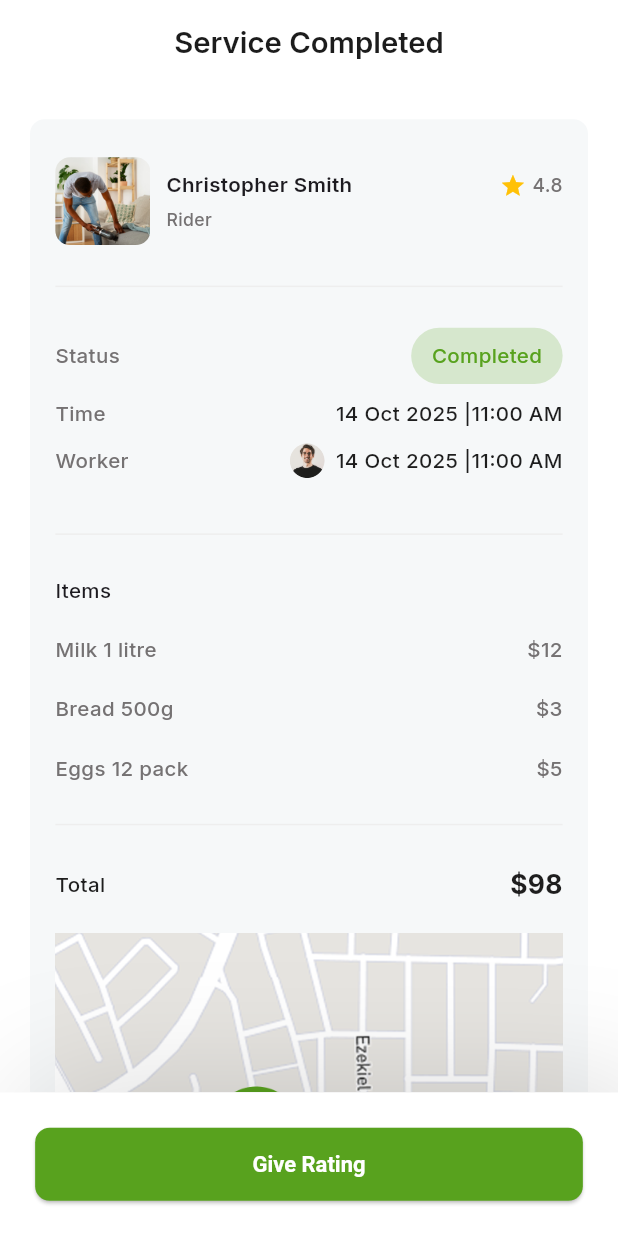
After one commit to Uzair-flutter/Gopher, a Flutter app: the ServiceCompletedScreen screen opened by its route, on a phone screen of 412 x 824 dp. The commit adds this screen. Run offline on Flutter 3.47's test engine with Material 3 defaults, Android fonts, the phone set to English and light mode, and no system bars; our stand-ins replace carousel_slider, country_picker, flutter_screenutil, flutter_svg, google_fonts, iconsax and 3 more; missing offline and left inert: syncfusion_flutter_core; accounts and stored records are empty.

Commit message:
feat: Add Rating and Service Completed screens, update routing and dialogs

```diff
--- a/lib/route_generator.dart
+++ b/lib/route_generator.dart
@@ -19,6 +19,7 @@ import 'package:gopher/screens/lanuch_screen.dart';
 import 'package:gopher/screens/login_screen.dart';
 import 'package:gopher/screens/notification_screen.dart';
 import 'package:gopher/screens/privacy_policy_screen.dart';
+import 'package:gopher/screens/rating_screen.dart';
 import 'package:gopher/screens/register_your_details_screen.dart'
     show RegisterYourDetailsScreen;
 import 'package:gopher/screens/ride_detail_screen.dart';
@@ -26,6 +27,7 @@ import 'package:gopher/screens/search_for_rider_screen.dart';
 import 'package:gopher/screens/select_gopher_screen.dart';
 import 'package:gopher/screens/select_service_screen.dart';
 import 'package:gopher/screens/service_booking_screen.dart';
+import 'package:gopher/screens/service_completed_screen.dart';
 import 'package:gopher/screens/splash_screen.dart';
 import 'package:gopher/screens/successfully_created_screen.dart';
 import 'package:gopher/screens/terms_and_condition_screen.dart';
@@ -69,6 +71,8 @@ const String rideDetailScreen = '/ride_detail_screen';
 const String allServicesScreen = '/all_services_screen';
 const String eReceiptScreen = '/e_receipt_screen';
 const String bookingReviewScreen = '/booking_review_screen';
+const String serviceCompletedScreen = '/service_completed_screen';
+const String ratingScreen = '/rating_screen';
 
 class RouteGenerator {
   static Route<dynamic> generateRoute(RouteSettings settings) {
@@ -240,6 +244,16 @@ class RouteGenerator {
           settings: RouteSettings(name: allServicesScreen),
           builder: (_) => ServiceScreen(),
         );
+      case serviceCompletedScreen:
+        return MaterialPageRoute(
+          settings: RouteSettings(name: serviceCompletedScreen),
+          builder: (_) => const ServiceCompletedScreen(),
+        );
+        case ratingScreen:
+        return MaterialPageRoute(
+          settings: RouteSettings(name: ratingScreen),
+          builder: (_) => const RatingScreen(),
+        );
       default:
         return _errorRoute();
     }
--- /dev/null
+++ b/lib/screens/service_completed_screen.dart
@@ -0,0 +1,299 @@
+import 'package:flutter/material.dart';
+import 'package:flutter_screenutil/flutter_screenutil.dart';
+import 'package:gopher/route_generator.dart';
+import 'package:gopher/utils/assets.dart';
+import 'package:gopher/utils/color_constant.dart';
+import 'package:gopher/widgets/bottom_shadow_bar.dart';
+
+class ServiceCompletedScreen extends StatelessWidget {
+  const ServiceCompletedScreen({super.key});
+
+  @override
+  Widget build(BuildContext context) {
+    return Scaffold(
+      appBar: AppBar(
+        automaticallyImplyLeading: false,
+        centerTitle: true,
+        title: Text(
+          'Service Completed',
+          style: TextStyle(fontSize: 20.sp, fontWeight: FontWeight.w600),
+        ),
+      ),
+      body: Padding(
+        padding: const EdgeInsets.symmetric(horizontal: 20.0),
+        child: SingleChildScrollView(
+          child: Column(
+            children: [
+              SizedBox(height: 24.h),
+              Container(
+                padding: EdgeInsets.symmetric(horizontal: 16.w, vertical: 26.h),
+                decoration: BoxDecoration(
+                  color: AppColors.textFieldFillColor,
+                  borderRadius: BorderRadius.circular(10.r),
+                ),
+                child: Column(
+                  crossAxisAlignment: CrossAxisAlignment.start,
+                  children: [
+                    profileBar(),
+                    SizedBox(height: 20.h),
+                    Divider(color: Colors.grey[200]!),
+                    SizedBox(height: 20.h),
+                    statusBar(),
+                    SizedBox(height: 10.h),
+                    timeBar(),
+                    SizedBox(height: 10.h),
+                    workerBar(),
+                    SizedBox(height: 30.h),
+                    Divider(color: Colors.grey[200]!),
+                    SizedBox(height: 20.h),
+                    Text(
+                      "Items",
+                      style: TextStyle(
+                        fontSize: 14.sp,
+                        fontWeight: FontWeight.w500,
+                      ),
+                    ),
+                    SizedBox(height: 20.h),
+                    itemRow(itemName: "Milk 1 litre", itemPrice: "\$12"),
+                    SizedBox(height: 20.h),
+                    itemRow(itemName: "Bread 500g", itemPrice: "\$3"),
+                    SizedBox(height: 20.h),
+                    itemRow(itemName: "Eggs 12 pack", itemPrice: "\$5"),
+                    SizedBox(height: 20.h),
+                    Divider(color: Colors.grey[200]!),
+                    SizedBox(height: 20.h),
+                    totalRow(),
+                    SizedBox(height: 20.h),
+                    Container(
+                      height: 303.h,
+                      width: 342.w,
+
+                      child: Image.asset(DummyAssets.map, fit: BoxFit.cover),
+                    ),
+                  ],
+                ),
+              ),
+            ],
+          ),
+        ),
+      ),
+      bottomNavigationBar: BottomShadowBar(
+        child: ElevatedButton(onPressed: () {
+          Navigator.pushNamed(context, ratingScreen);
+        }, child: Text("Give Rating")),
+      ),
+    );
+  }
+
+  Row totalRow() {
+    return Row(
+      mainAxisAlignment: MainAxisAlignment.spaceBetween,
+      children: [
+        Text(
+          "Total",
+          style: TextStyle(
+            fontSize: 14.sp,
+            fontWeight: FontWeight.w500,
+            color: AppColors.textBlackColor,
+          ),
+        ),
+        Text(
+          "\$98",
+          style: TextStyle(
+            fontSize: 18.sp,
+            fontWeight: FontWeight.w700,
+            color: AppColors.textBlackColor,
+          ),
+        ),
+      ],
+    );
+  }
+
+  Row itemRow({required String itemName, required String itemPrice}) {
+    return Row(
+      mainAxisAlignment: MainAxisAlignment.spaceBetween,
+      children: [
+        Text(
+          itemName,
+          style: TextStyle(
+            fontSize: 14.sp,
+            fontWeight: FontWeight.w500,
+            color: AppColors.textGreyColor,
+          ),
+        ),
+        Text(
+          itemPrice,
+          style: TextStyle(
+            fontSize: 14.sp,
+            fontWeight: FontWeight.w500,
+            color: AppColors.textGreyColor,
+          ),
+        ),
+      ],
+    );
+  }
+
+  Row workerBar() {
+    return Row(
+      mainAxisAlignment: MainAxisAlignment.spaceBetween,
+      children: [
+        Text(
+          "Worker",
+          style: TextStyle(
+            fontSize: 14.sp,
+            fontWeight: FontWeight.w500,
+            color: AppColors.textGreyColor,
+          ),
+        ),
+        Row(
+          children: [
+            ClipOval(
+              child: Center(
+                child: Image.asset(
+                  DummyAssets.person,
+                  fit: BoxFit.cover,
+                  height: 22.w,
+                  width: 22.w,
+                ),
+              ),
+            ),
+            SizedBox(width: 7.w),
+            Text(
+              "14 Oct 2025 |11:00 AM",
+              style: TextStyle(
+                fontSize: 14.sp,
+                fontWeight: FontWeight.w500,
+                color: AppColors.textBlackColor,
+              ),
+            ),
+          ],
+        ),
+      ],
+    );
+  }
+
+  Row timeBar() {
+    return Row(
+      mainAxisAlignment: MainAxisAlignment.spaceBetween,
+      children: [
+        Text(
+          "Time",
+          style: TextStyle(
+            fontSize: 14.sp,
+            fontWeight: FontWeight.w500,
+            color: AppColors.textGreyColor,
+          ),
+        ),
+        Text(
+          "14 Oct 2025 |11:00 AM",
+          style: TextStyle(
+            fontSize: 14.sp,
+            fontWeight: FontWeight.w500,
+            color: AppColors.textBlackColor,
+          ),
+        ),
+      ],
+    );
+  }
+
+  Row statusBar() {
+    return Row(
+      mainAxisAlignment: MainAxisAlignment.spaceBetween,
+      children: [
+        Text(
+          "Status",
+          style: TextStyle(
+            fontSize: 14.sp,
+            fontWeight: FontWeight.w500,
+            color: AppColors.textGreyColor,
+          ),
+        ),
+        Container(
+          padding: EdgeInsets.symmetric(horizontal: 13.w, vertical: 9.h),
+          decoration: BoxDecoration(
+            color: AppColors.kPrimaryColor.withValues(alpha: 0.2),
+            borderRadius: BorderRadius.circular(24.r),
+          ),
+          child: Text(
+            "Completed",
+            style: TextStyle(
+              fontSize: 14.sp,
+              fontWeight: FontWeight.w500,
+              color: AppColors.kPrimaryColor,
+            ),
+          ),
+        ),
+      ],
+    );
+  }
+
+  Row profileBar() {
+    return Row(
+      children: [
+        Container(
+          clipBehavior: Clip.antiAlias,
+          decoration: BoxDecoration(
+            shape: BoxShape.rectangle,
+            borderRadius: BorderRadius.circular(10.r),
+          ),
+          child: Image.asset(
+            DummyAssets.job,
+            fit: BoxFit.fill,
+            height: 60.h,
+            width: 60.w,
+          ),
+        ),
+        SizedBox(width: 10.w),
+        Expanded(
+          child: Column(
+            crossAxisAlignment: CrossAxisAlignment.start,
+            children: [
+              Row(
+                mainAxisAlignment: MainAxisAlignment.spaceBetween,
+
+                children: [
+                  Text(
+                    "Christopher Smith",
+                    style: TextStyle(
+                      height: 0,
+                      fontSize: 14.sp,
+                      fontWeight: FontWeight.w600,
+                    ),
+                  ),
+
+                  Row(
+                    children: [
+                      Icon(Icons.star, color: Colors.amber, size: 18.sp),
+                      SizedBox(width: 4.w),
+                      Text(
+                        "4.8",
+                        style: TextStyle(
+                          height: 0,
+
+                          fontSize: 13.sp,
+                          fontWeight: FontWeight.w500,
+                          color: AppColors.textGreyColor,
+                        ),
+                      ),
+                    ],
+                  ),
+                ],
+              ),
+              SizedBox(height: 8.h),
+              Text(
+                "Rider",
+                style: TextStyle(
+                  height: 0,
+
+                  fontSize: 12.sp,
+                  fontWeight: FontWeight.w500,
+                  color: AppColors.textGreyColor,
+                ),
+              ),
+            ],
+          ),
+        ),
+      ],
+    );
+  }
+}
--- a/lib/screens/setting_screen.dart
+++ b/lib/screens/setting_screen.dart
@@ -6,7 +6,7 @@ import 'package:gopher/route_generator.dart';
 import 'package:gopher/utils/assets.dart';
 import 'package:gopher/utils/color_constant.dart';
 import 'package:gopher/widgets/custom_app_bar.dart';
-import 'package:gopher/widgets/dialog%20box/success_dialog_box.dart';
+import 'package:gopher/widgets/dialog%20box/logout_dialog_box.dart';
 import 'package:iconsax/iconsax.dart';
 
 class SettingScreen extends StatelessWidget {
@@ -116,7 +116,7 @@ class SettingScreen extends StatelessWidget {
               SizedBox(height: 20.h),
               InkWell(
                 onTap: () {
-                  showSuccessDialog(
+                  showLogoutDialog(
                     screenContext: context,
                     desc: "Logout successful",
                     onSuccess: () {
--- a/lib/widgets/dialog box/success_dialog_box.dart
+++ b/lib/widgets/dialog box/logout_dialog_box.dart
@@ -3,7 +3,7 @@ import 'package:flutter_screenutil/flutter_screenutil.dart';
 import 'package:gopher/utils/color_constant.dart';
 import 'package:iconsax/iconsax.dart';
 
-void showSuccessDialog({
+void showLogoutDialog({
   required BuildContext screenContext,
   required String desc,
   required Function onSuccess,
```
Also changed, not shown: lib/screens/chat_screen.dart (+32 -11 lines), lib/screens/job_detail_screen.dart (+5 -4 lines), lib/screens/rating_screen.dart (added, +172 -0 lines), lib/screens/ride_detail_screen.dart (+15 -3 lines), lib/widgets/dialog box/ride_complete_dailog_box.dart (added, +124 -0 lines).
